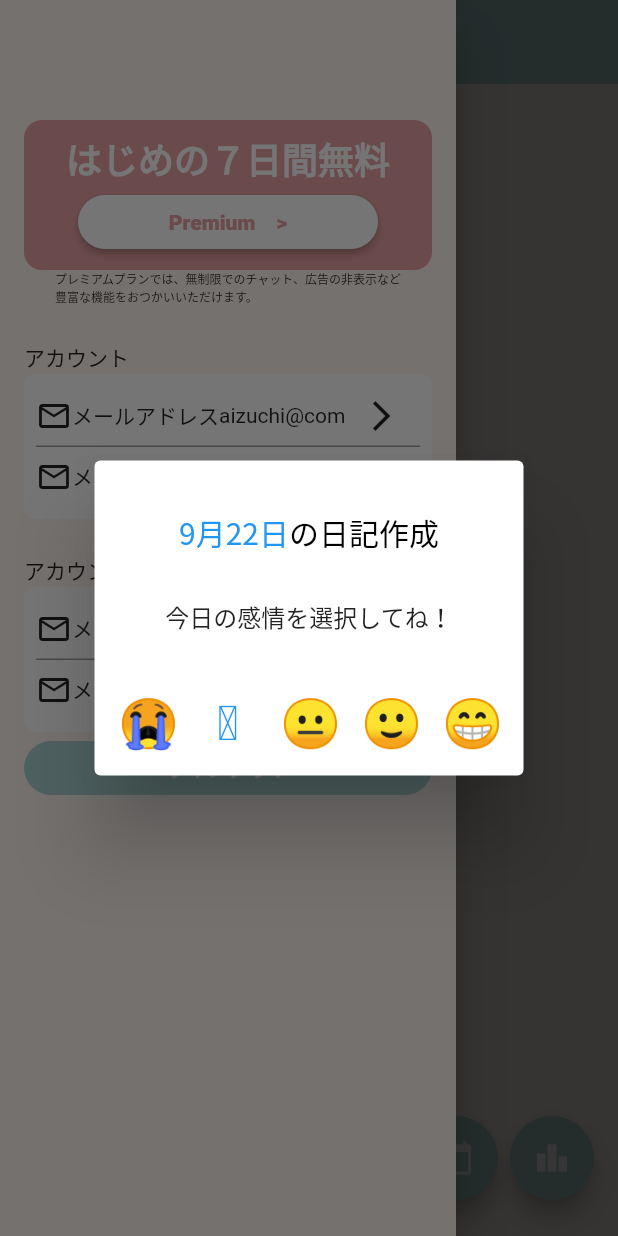
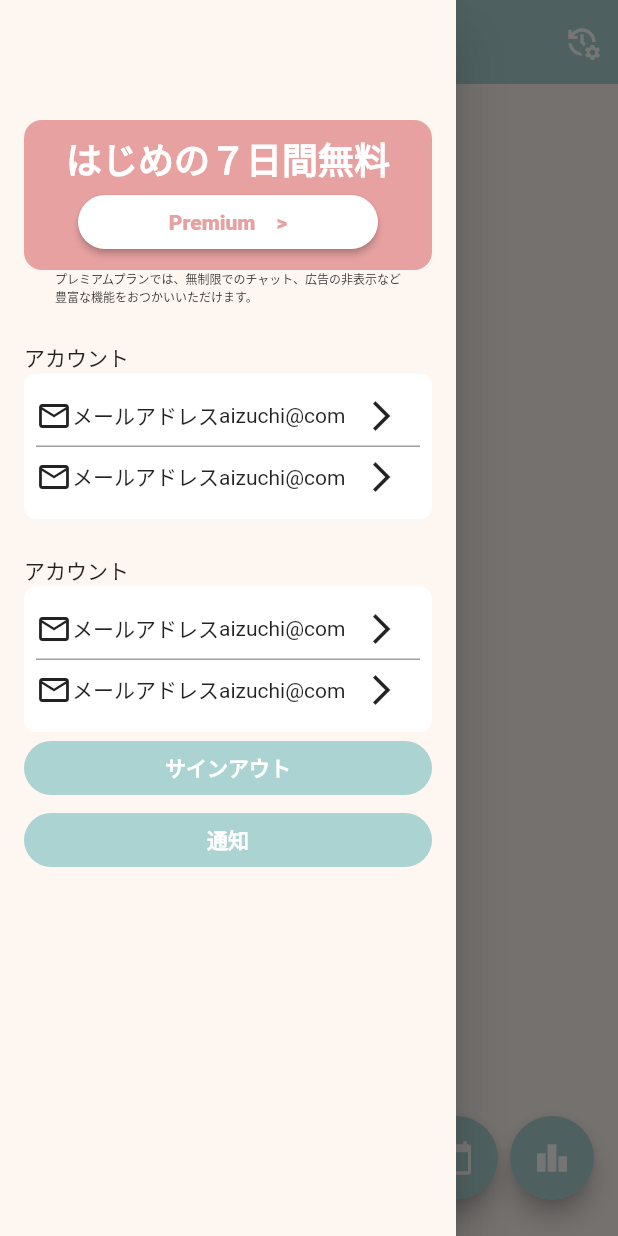
Before and after one commit to junjun-1345/aizuchi_app, a Flutter app: the ChatPage screen opened by its route, in the side drawer, after a tap on the "calendar today" icon, on a phone screen of 412 x 824 dp. Run offline on Flutter 3.47's test engine with Material 2 defaults, Android fonts, the phone set to English and light mode, and no system bars; our stand-ins replace carousel_slider, cloud_firestore, firebase_auth, firebase_core, fl_chart, flutter_hooks and 7 more; accounts and stored records are empty; generated files the repository leaves out were written again.

Commit message:
✨ チャット指定日機能

```diff
--- a/lib/application/state/firestore.dart
+++ b/lib/application/state/firestore.dart
@@ -1,4 +1,3 @@
-import 'package:aizuchi_app/application/di/infrastructure.dart';
 import 'package:cloud_firestore/cloud_firestore.dart';
 import 'package:firebase_auth/firebase_auth.dart';
 import 'package:riverpod_annotation/riverpod_annotation.dart';
@@ -35,18 +34,3 @@
       db.collection("users").doc(id).collection("daily").snapshots();
   return snapshots.map((snapshot) => snapshot.docs.length);
 }
-
-@riverpod
-Stream<String> dailyKeyStreamStr(DailyKeyStreamStrRef ref) {
-  final db = FirebaseFirestore.instance;
-  final id = FirebaseAuth.instance.currentUser?.uid ?? '';
-
-  final snapshots = db
-      .collection('users')
-      .doc(id)
-      .collection("daily")
-      .orderBy("startAt", descending: true)
-      .snapshots();
-
-  return snapshots.map((snapshot) => snapshot.docs.first.id);
-}
--- a/lib/domain/models/weekday_model.dart
+++ b/lib/domain/models/weekday_model.dart
@@ -11,13 +11,13 @@
 extension WeekdayNameExtension on Weekday {
   String get name {
     return switch (this) {
-      Weekday.monday => "月曜日",
-      Weekday.tuesday => "火曜日",
-      Weekday.wednesday => "水曜日",
-      Weekday.thursday => "木曜日",
-      Weekday.friday => "金曜日",
-      Weekday.saturday => "土曜日",
-      Weekday.sunday => "日曜日",
+      Weekday.monday => "月",
+      Weekday.tuesday => "火",
+      Weekday.wednesday => "水",
+      Weekday.thursday => "木",
+      Weekday.friday => "金",
+      Weekday.saturday => "土",
+      Weekday.sunday => "日",
     };
   }
 }
--- a/lib/presentation/dialog/dialog_widget.dart
+++ b/lib/presentation/dialog/dialog_widget.dart
@@ -70,11 +70,11 @@
           Row(
             mainAxisAlignment: MainAxisAlignment.spaceAround,
             children: [
-              _button(1, "😭"),
-              _button(2, "🥲"),
-              _button(3, "😐"),
-              _button(4, "🙂"),
-              _button(5, "😁"),
+              _button(0, "😭"),
+              _button(1, "🥲"),
+              _button(2, "😐"),
+              _button(3, "🙂"),
+              _button(4, "😁"),
             ],
           )
         ]);
--- a/lib/presentation/pages/chat_page.dart
+++ b/lib/presentation/pages/chat_page.dart
@@ -1,6 +1,5 @@
-import 'package:aizuchi_app/application/di/infrastructure.dart';
 import 'package:aizuchi_app/application/di/usecase.dart';
-import 'package:aizuchi_app/application/state/firestore.dart';
+import 'package:aizuchi_app/application/state/todaykey.dart';
 import 'package:aizuchi_app/application/state/waitng.dart';
 import 'package:aizuchi_app/presentation/router/router.dart';
 import 'package:aizuchi_app/presentation/widgets/chat/chat_widget.dart';
@@ -19,7 +18,10 @@
   Widget build(BuildContext context, WidgetRef ref) {
     final messageUsecase = ref.read(messageUsecaseProvider);
     // final accountUsecase = ref.read(accountUsecaseProvider);
-    final dailyKeyState = ref.watch(dailyKeyStreamStrProvider);
+    final dailyKeyStateStr = ref.watch(todaykeyNotifierProvider);
+    final dailyKeyNotifier = ref.read(todaykeyNotifierProvider.notifier);
+
+    final dailyKeyStateDate = DateTime.parse(dailyKeyStateStr);
 
     final isWaiting = ref.watch(waitngNotifierProvider);
     final isKeyboard = useState(false);
@@ -79,7 +81,7 @@
               Icons.calendar_today,
             ),
             onPressed: () {
-              // context.go(PagePath.calender);
+              context.go(PagePath.calender);
               // messageUsecase.init(callback);
             },
           ),
@@ -211,9 +213,18 @@
         appBar: AppBar(
           elevation: 0.0,
           title: Text(
-            "チャット",
+            "${dailyKeyStateDate.month}月${dailyKeyStateDate.day}日のチャット",
             style: BrandText.titleS,
           ),
+          actions: [
+            IconButton(
+                icon: Icon(
+                  Icons.manage_history,
+                ),
+                onPressed: () {
+                  dailyKeyNotifier.initState();
+                }),
+          ],
         ),
         drawer: const HumburgerMenu(),
         body: Container(
--- a/lib/presentation/widgets/chat/chat_widget.dart
+++ b/lib/presentation/widgets/chat/chat_widget.dart
@@ -1,4 +1,5 @@
 import 'package:aizuchi_app/application/state/firestore.dart';
+import 'package:aizuchi_app/application/state/todaykey.dart';
 import 'package:aizuchi_app/presentation/theme/colors.dart';
 import 'package:cloud_firestore/cloud_firestore.dart';
 import 'package:firebase_auth/firebase_auth.dart';
@@ -9,22 +10,18 @@
   const ChatWidget({super.key});
   @override
   Widget build(BuildContext context, WidgetRef ref) {
-    final dailyKeyState = ref.watch(dailyKeyStreamStrProvider);
-    late String dailyKey = "";
-    dailyKeyState.when(
-      data: (state) => dailyKey = state,
-      error: (err, stack) => dailyKey = "",
-      loading: () => dailyKey = "",
-    );
+    final dailyKeyState = ref.watch(todaykeyNotifierProvider);
 
     final id = FirebaseAuth.instance.currentUser?.uid ?? '';
+
+    print("$dailyKeyState");
 
     final Stream<QuerySnapshot> _fetchMessageStream = FirebaseFirestore.instance
         .collection("users")
         .doc(id)
         .collection("messages")
         .orderBy('createdAt')
-        .where("dailyKey", isEqualTo: dailyKey)
+        .where("dailyKey", isEqualTo: dailyKeyState)
         .snapshots();
 
     final screenWidth = MediaQuery.of(context).size.width;
@@ -104,11 +101,26 @@
     return StreamBuilder<QuerySnapshot>(
       stream: _fetchMessageStream,
       builder: (context, snapshot) {
-        if (snapshot.hasError) {
-          print('Something went wrong　${snapshot.error}');
+        if (snapshot.hasData) {
+          return ListView(
+            children: snapshot.data!.docs
+                .map((DocumentSnapshot document) {
+                  Map<String, dynamic> data =
+                      document.data()! as Map<String, dynamic>;
+                  if (data['role'] == "user") {
+                    return userChatContent(data['content']);
+                  }
+                  if (data['role'] == "assistant") {
+                    return assistantChatContent(data['content']);
+                  }
+                  return SizedBox();
+                })
+                .toList()
+                .cast(),
+          );
+        } else if (snapshot.hasError) {
           return Text('Something went wrong　${snapshot.error}');
-        }
-        if (snapshot.connectionState == ConnectionState.waiting) {
+        } else {
           return Container(
             width: 64,
             height: 64,
@@ -119,22 +131,6 @@
             ),
           );
         }
-        return ListView(
-          children: snapshot.data!.docs
-              .map((DocumentSnapshot document) {
-                Map<String, dynamic> data =
-                    document.data()! as Map<String, dynamic>;
-                if (data['role'] == "user") {
-                  return userChatContent(data['content']);
-                }
-                if (data['role'] == "assistant") {
-                  return assistantChatContent(data['content']);
-                }
-                return SizedBox();
-              })
-              .toList()
-              .cast(),
-        );
       },
     );
   }
--- a/lib/presentation/widgets/humburger_menu_widget.dart
+++ b/lib/presentation/widgets/humburger_menu_widget.dart
@@ -132,6 +132,10 @@
           },
           text: 'サインアウト',
         ),
+        Button(
+          onPressed: () async {},
+          text: '通知',
+        ),
       ],
     );
 
--- a/lib/presentation/widgets/log/chart_card.dart
+++ b/lib/presentation/widgets/log/chart_card.dart
@@ -127,7 +127,7 @@
       reservedSize: 30,
       getTitlesWidget: (value, meta) {
         String date;
-        List<DateTime> thisWeekDatesList = CustomDateTime().thisWeekDatesDTi();
+        List<DateTime> thisWeekDatesList = CustomDateTime().thisWeekDatesDat();
 
         switch (value.toInt()) {
           case 1:
```
Also changed, not shown: lib/application/di/usecase.dart (+8 -0 lines), lib/application/state/todaykey.dart (added, +49 -0 lines), lib/application/usecase/calender_usecase.dart (added, +23 -0 lines), lib/domain/features/datetime.dart (+44 -1 lines), lib/presentation/pages/calender_page.dart (added, +131 -0 lines), lib/presentation/pages/log_page.dart (+1 -69 lines), lib/presentation/router/router.dart (+8 -0 lines), lib/presentation/widgets/calender/calender_card.dart (added, +140 -0 lines), lib/application/state/firestore.g.dart, lib/application/state/todaykey.g.dart (added), lib/presentation/router/router.g.dart, 3 other files.
